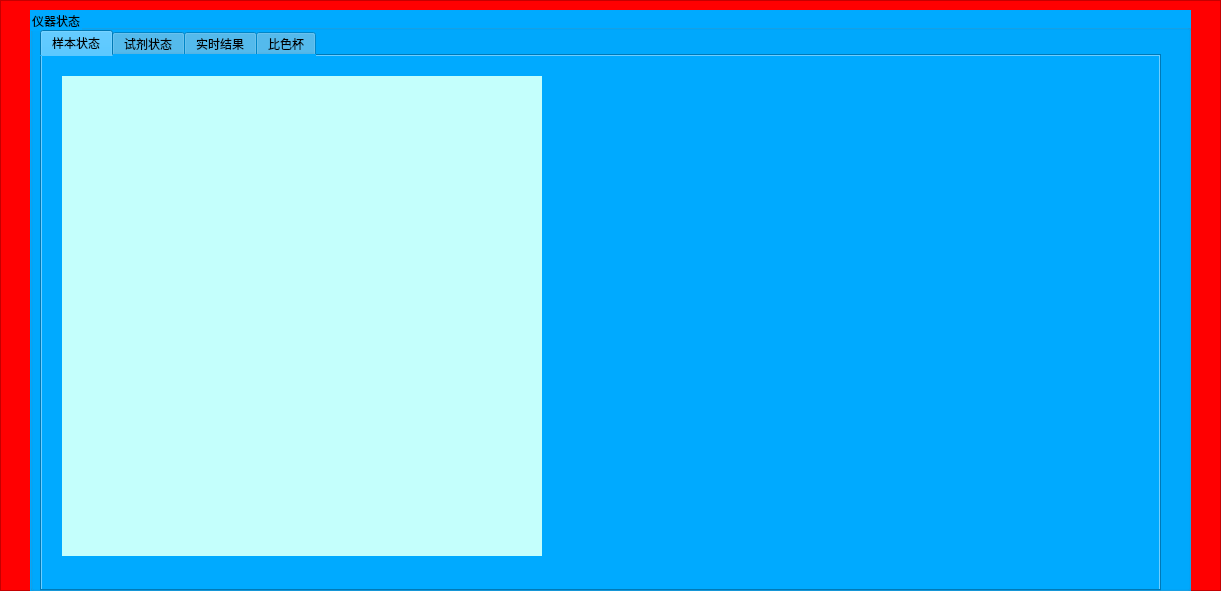
Before: the Qt Designer form statusframe.ui in lsoftp/water, drawn with Qt 5.
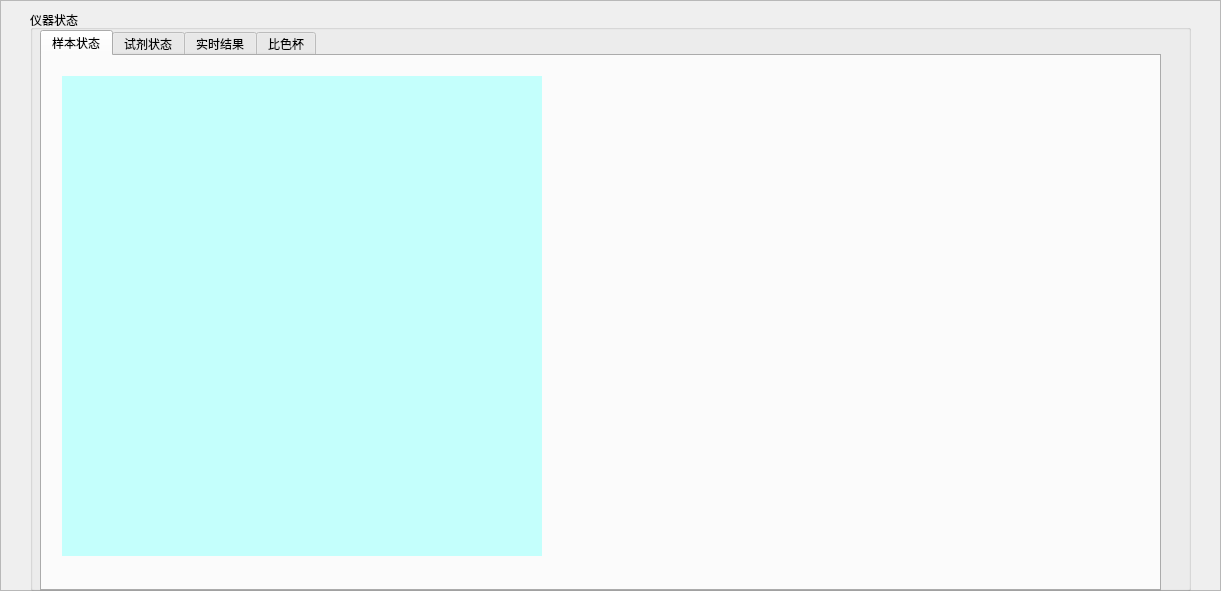
After: the same form once the commit is applied. Custom widgets are drawn as their Qt base class.

```diff
--- a/statusframe.ui
+++ b/statusframe.ui
@@ -14,7 +14,7 @@
    <string>Frame</string>
   </property>
   <property name="styleSheet">
-   <string notr="true">background-color: rgb(255, 0, 1);</string>
+   <string notr="true"/>
   </property>
   <property name="frameShape">
    <enum>QFrame::StyledPanel</enum>
@@ -32,7 +32,7 @@
     </rect>
    </property>
    <property name="styleSheet">
-    <string notr="true">background-color: rgb(0, 170, 255);</string>
+    <string notr="true"/>
    </property>
    <property name="title">
     <string>仪器状态</string>
```
